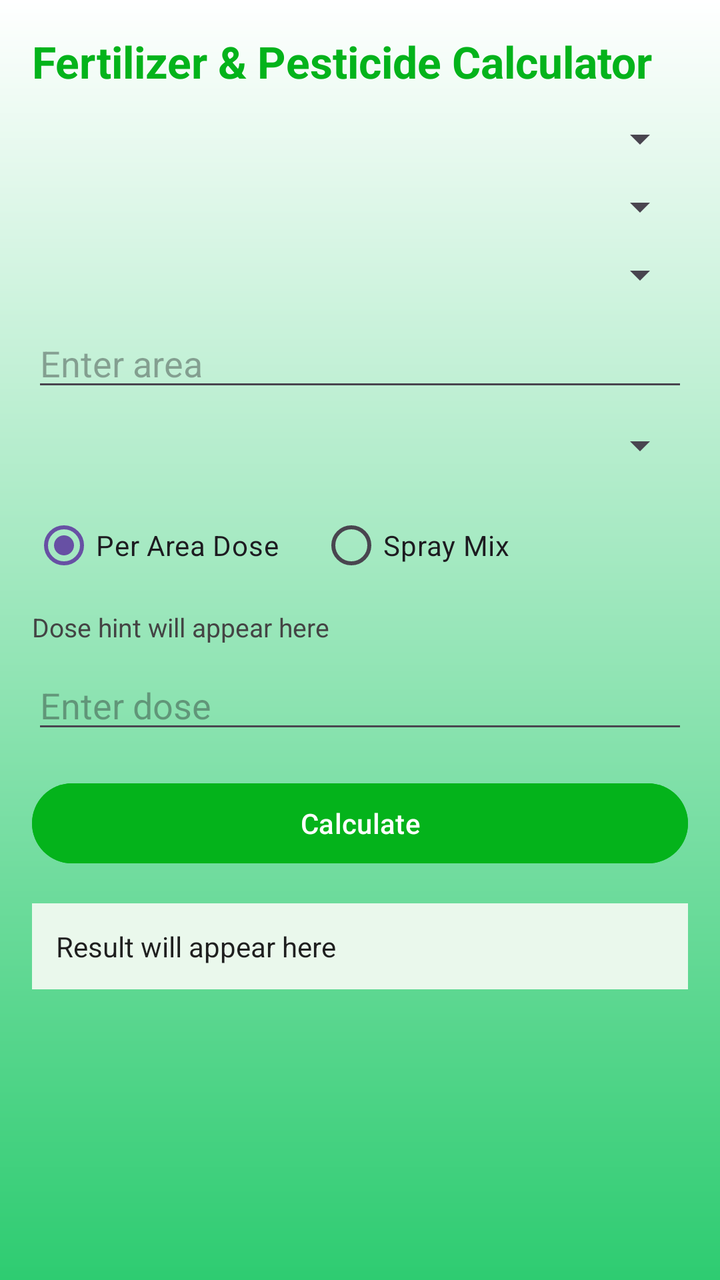
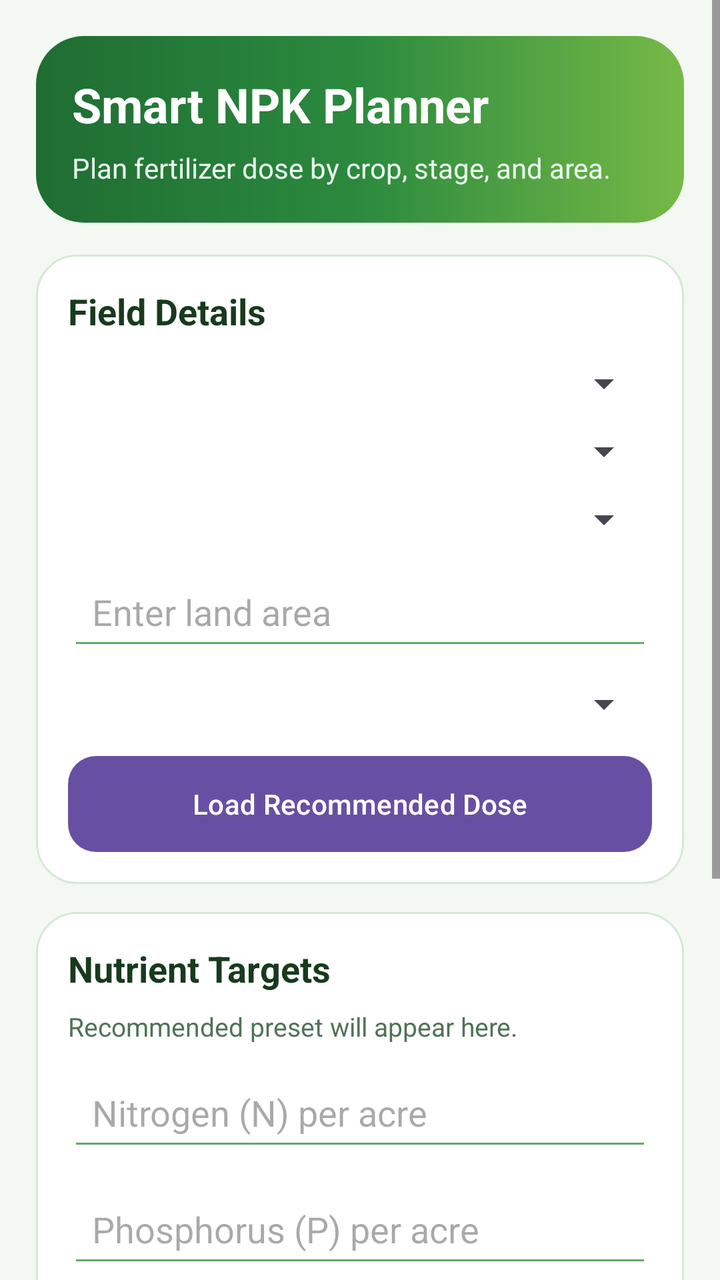

Before-and-after screenshots of an Android layout around one commit, followed by the original layout XML and the change that was made.
<!-- AndroidManifest.xml: application theme Theme.FFHR -->
<!-- res/layout/activity_fertilizer_calculator.xml -->
<?xml version="1.0" encoding="utf-8"?>
<ScrollView xmlns:android="http://schemas.android.com/apk/res/android"
    android:layout_width="match_parent"
    android:layout_height="match_parent"
    android:background="@drawable/login_bg_gradient"
    android:padding="16dp">

    <LinearLayout
        android:layout_width="match_parent"
        android:layout_height="wrap_content"
        android:orientation="vertical">

        <TextView
            android:id="@+id/tvTitle"
            android:layout_width="wrap_content"
            android:layout_height="wrap_content"
            android:layout_marginBottom="12dp"
            android:text="Fertilizer &amp; Pesticide Calculator"
            android:textColor="#04b31b"
            android:textSize="22sp"
            android:textStyle="bold" />

        <Spinner
            android:id="@+id/spCrop"
            android:layout_width="match_parent"
            android:layout_height="wrap_content"
            android:contentDescription="Crop selection" />

        <Spinner
            android:id="@+id/spCategory"
            android:layout_width="match_parent"
            android:layout_height="wrap_content"
            android:layout_marginTop="10dp"
            android:contentDescription="Category selection" />

        <Spinner
            android:id="@+id/spProduct"
            android:layout_width="match_parent"
            android:layout_height="wrap_content"
            android:layout_marginTop="10dp"
            android:contentDescription="Product selection" />

        <EditText
            android:id="@+id/etArea"
            android:layout_width="match_parent"
            android:layout_height="wrap_content"
            android:layout_marginTop="10dp"
            android:autofillHints="none"
            android:hint="Enter area"
            android:inputType="numberDecimal" />

        <Spinner
            android:id="@+id/spAreaUnit"
            android:layout_width="match_parent"
            android:layout_height="wrap_content"
            android:layout_marginTop="10dp"
            android:contentDescription="Area unit selection" />

        <RadioGroup
            android:id="@+id/rgMode"
            android:layout_width="match_parent"
            android:layout_height="wrap_content"
            android:layout_marginTop="14dp"
            android:orientation="horizontal">

            <RadioButton
                android:id="@+id/rbBroadcast"
                android:layout_width="wrap_content"
                android:layout_height="wrap_content"
                android:checked="true"
                android:text="Per Area Dose" />

            <RadioButton
                android:id="@+id/rbSpray"
                android:layout_width="wrap_content"
                android:layout_height="wrap_content"
                android:layout_marginStart="20dp"
                android:text="Spray Mix" />
        </RadioGroup>

        <TextView
            android:id="@+id/tvDoseHint"
            android:layout_width="match_parent"
            android:layout_height="wrap_content"
            android:layout_marginTop="8dp"
            android:text="Dose hint will appear here"
            android:textColor="#444444"
            android:textSize="13sp" />

        <EditText
            android:id="@+id/etDoseValue"
            android:layout_width="match_parent"
            android:layout_height="wrap_content"
            android:layout_marginTop="8dp"
            android:autofillHints="none"
            android:hint="Enter dose"
            android:inputType="numberDecimal" />

        <EditText
            android:id="@+id/etTankSize"
            android:layout_width="match_parent"
            android:layout_height="wrap_content"
            android:layout_marginTop="10dp"
            android:autofillHints="none"
            android:hint="Tank size (liters)"
            android:inputType="numberDecimal"
            android:visibility="gone" />

        <EditText
            android:id="@+id/etSprayVolumePerAcre"
            android:layout_width="match_parent"
            android:layout_height="wrap_content"
            android:layout_marginTop="10dp"
            android:autofillHints="none"
            android:hint="Spray volume per acre (liters)"
            android:inputType="numberDecimal"
            android:visibility="gone" />

        <Button
            android:id="@+id/btnCalculate"
            android:layout_width="match_parent"
            android:layout_height="wrap_content"
            android:layout_marginTop="16dp"
            android:backgroundTint="#04b31b"
            android:text="Calculate"
            android:textColor="#FFFFFF" />

        <TextView
            android:id="@+id/tvResult"
            android:layout_width="match_parent"
            android:layout_height="wrap_content"
            android:layout_marginTop="16dp"
            android:background="#EAF8EC"
            android:padding="12dp"
            android:text="Result will appear here"
            android:textColor="#1F1F1F"
            android:textSize="14sp" />

    </LinearLayout>
</ScrollView>
<!-- resources referenced by this layout -->
<resources>
  <!-- drawable login_bg_gradient (drawable) -->
  <?xml version="1.0" encoding="utf-8"?>
  <shape xmlns:android="http://schemas.android.com/apk/res/android">
      <gradient
          android:startColor="#FFFFFF"
          android:endColor="#2ECC71"
          android:angle="270"
          android:type="linear" />
  </shape>
  <style name="Theme.FFHR" parent="Base.Theme.FFHR" />
  <style name="Base.Theme.FFHR" parent="Theme.Material3.DayNight.NoActionBar">
          
          
      </style>
</resources>

<!-- the commit's change to res/layout/activity_fertilizer_calculator.xml (unified diff, before → after) -->
@@ -2,139 +2,195 @@
 <ScrollView xmlns:android="http://schemas.android.com/apk/res/android"
     android:layout_width="match_parent"
     android:layout_height="match_parent"
-    android:background="@drawable/login_bg_gradient"
-    android:padding="16dp">
+    android:background="#F4F8F2"
+    android:fillViewport="true">
 
     <LinearLayout
         android:layout_width="match_parent"
         android:layout_height="wrap_content"
-        android:orientation="vertical">
+        android:orientation="vertical"
+        android:padding="18dp">
 
-        <TextView
-            android:id="@+id/tvTitle"
-            android:layout_width="wrap_content"
-            android:layout_height="wrap_content"
-            android:layout_marginBottom="12dp"
-            android:text="Fertilizer &amp; Pesticide Calculator"
-            android:textColor="#04b31b"
-            android:textSize="22sp"
-            android:textStyle="bold" />
-
-        <Spinner
-            android:id="@+id/spCrop"
+        <LinearLayout
             android:layout_width="match_parent"
             android:layout_height="wrap_content"
-            android:contentDescription="Crop selection" />
+            android:background="@drawable/bg_calc_hero"
+            android:orientation="vertical"
+            android:padding="18dp">
 
-        <Spinner
-            android:id="@+id/spCategory"
+            <TextView
+                android:layout_width="wrap_content"
+                android:layout_height="wrap_content"
+                android:text="Smart NPK Planner"
+                android:textColor="#FFFFFF"
+                android:textSize="24sp"
+                android:textStyle="bold" />
+
+            <TextView
+                android:layout_width="wrap_content"
+                android:layout_height="wrap_content"
+                android:layout_marginTop="6dp"
+                android:text="Plan fertilizer dose by crop, stage, and area."
+                android:textColor="#EAF7EE"
+                android:textSize="14sp" />
+        </LinearLayout>
+
+        <LinearLayout
             android:layout_width="match_parent"
             android:layout_height="wrap_content"
-            android:layout_marginTop="10dp"
-            android:contentDescription="Category selection" />
+            android:layout_marginTop="16dp"
+            android:background="@drawable/bg_calc_card"
+            android:orientation="vertical"
+            android:padding="16dp">
 
-        <Spinner
-            android:id="@+id/spProduct"
-            android:layout_width="match_parent"
-            android:layout_height="wrap_content"
-            android:layout_marginTop="10dp"
-            android:contentDescription="Product selection" />
+            <TextView
+                android:layout_width="wrap_content"
+                android:layout_height="wrap_content"
+                android:text="Field Details"
+                android:textColor="#183A1D"
+                android:textSize="18sp"
+                android:textStyle="bold" />
 
-        <EditText
-            android:id="@+id/etArea"
-            android:layout_width="match_parent"
-            android:layout_height="wrap_content"
-            android:layout_marginTop="10dp"
-            android:autofillHints="none"
-            android:hint="Enter area"
-            android:inputType="numberDecimal" />
+            <Spinner
+                android:id="@+id/spCrop"
+                android:layout_width="match_parent"
+                android:layout_height="wrap_content"
+                android:layout_marginTop="12dp" />
 
-        <Spinner
-            android:id="@+id/spAreaUnit"
-            android:layout_width="match_parent"
-            android:layout_height="wrap_content"
-            android:layout_marginTop="10dp"
-            android:contentDescription="Area unit selection" />
+            <Spinner
+                android:id="@+id/spStage"
+                android:layout_width="match_parent"
+                android:layout_height="wrap_content"
+                android:layout_marginTop="10dp" />
+            <Spinner
+                android:id="@+id/spSoilQuality"
+                android:layout_width="match_parent"
+                android:layout_height="wrap_content"
+                android:layout_marginTop="10dp" />
 
-        <RadioGroup
-            android:id="@+id/rgMode"
+            <EditText
+                android:id="@+id/etArea"
+                android:layout_width="match_parent"
+                android:layout_height="wrap_content"
+                android:layout_marginTop="10dp"
+                android:autofillHints="none"
+                android:backgroundTint="#67A86B"
+                android:hint="Enter land area"
+                android:inputType="numberDecimal"
+                android:padding="12dp" />
+
+            <Spinner
+                android:id="@+id/spAreaUnit"
+                android:layout_width="match_parent"
+                android:layout_height="wrap_content"
+                android:layout_marginTop="10dp" />
+
+            <Button
+                android:id="@+id/btnLoadPreset"
+                android:layout_width="match_parent"
+                android:layout_height="wrap_content"
+                android:layout_marginTop="14dp"
+                android:background="@drawable/bg_calc_button"
+                android:text="Load Recommended Dose"
+                android:textAllCaps="false"
+                android:textColor="#FFFFFF" />
+        </LinearLayout>
+
+        <LinearLayout
             android:layout_width="match_parent"
             android:layout_height="wrap_content"
             android:layout_marginTop="14dp"
-            android:orientation="horizontal">
+            android:background="@drawable/bg_calc_card"
+            android:orientation="vertical"
+            android:padding="16dp">
 
-            <RadioButton
-                android:id="@+id/rbBroadcast"
+            <TextView
                 android:layout_width="wrap_content"
                 android:layout_height="wrap_content"
-                android:checked="true"
-                android:text="Per Area Dose" />
+                android:text="Nutrient Targets"
+                android:textColor="#183A1D"
+                android:textSize="18sp"
+                android:textStyle="bold" />
 
-            <RadioButton
-                android:id="@+id/rbSpray"
+            <TextView
+                android:id="@+id/tvPresetHint"
+                android:layout_width="match_parent"
+                android:layout_height="wrap_content"
+                android:layout_marginTop="8dp"
+                android:text="Recommended preset will appear here."
+                android:textColor="#507356"
+                android:textSize="13sp" />
+
+            <EditText
+                android:id="@+id/etNitrogen"
+                android:layout_width="match_parent"
+                android:layout_height="wrap_content"
+                android:layout_marginTop="10dp"
+                android:autofillHints="none"
+                android:backgroundTint="#67A86B"
+                android:hint="Nitrogen (N) per acre"
+                android:inputType="numberDecimal"
+                android:padding="12dp" />
+
+            <EditText
+                android:id="@+id/etPhosphorus"
+                android:layout_width="match_parent"
+                android:layout_height="wrap_content"
+                android:layout_marginTop="10dp"
+                android:autofillHints="none"
+                android:backgroundTint="#67A86B"
+                android:hint="Phosphorus (P) per acre"
+                android:inputType="numberDecimal"
+                android:padding="12dp" />
+
+            <EditText
+                android:id="@+id/etPotassium"
+                android:layout_width="match_parent"
+                android:layout_height="wrap_content"
+                android:layout_marginTop="10dp"
+                android:autofillHints="none"
+                android:backgroundTint="#67A86B"
+                android:hint="Potassium (K) per acre"
+                android:inputType="numberDecimal"
+                android:padding="12dp" />
+
+            <Button
+                android:id="@+id/btnCalculate"
+                android:layout_width="match_parent"
+                android:layout_height="wrap_content"
+                android:layout_marginTop="16dp"
+                android:background="@drawable/bg_calc_button"
+                android:text="Calculate Fertilizer Mix"
+                android:textAllCaps="false"
+                android:textColor="#FFFFFF" />
+        </LinearLayout>
+
+        <LinearLayout
+            android:layout_width="match_parent"
+            android:layout_height="wrap_content"
+            android:layout_marginTop="14dp"
+            android:layout_marginBottom="18dp"
+            android:background="@drawable/bg_calc_result"
+            android:orientation="vertical"
+            android:padding="16dp">
+
+            <TextView
                 android:layout_width="wrap_content"
                 android:layout_height="wrap_content"
-                android:layout_marginStart="20dp"
-                android:text="Spray Mix" />
-        </RadioGroup>
+                android:text="Recommendation"
+                android:textColor="#17351B"
+                android:textSize="18sp"
+                android:textStyle="bold" />
 
-        <TextView
-            android:id="@+id/tvDoseHint"
-            android:layout_width="match_parent"
-            android:layout_height="wrap_content"
-            android:layout_marginTop="8dp"
-            android:text="Dose hint will appear here"
-            android:textColor="#444444"
-            android:textSize="13sp" />
-
-        <EditText
-            android:id="@+id/etDoseValue"
-            android:layout_width="match_parent"
-            android:layout_height="wrap_content"
-            android:layout_marginTop="8dp"
-            android:autofillHints="none"
-            android:hint="Enter dose"
-            android:inputType="numberDecimal" />
-
-        <EditText
-            android:id="@+id/etTankSize"
-            android:layout_width="match_parent"
-            android:layout_height="wrap_content"
-            android:layout_marginTop="10dp"
-            android:autofillHints="none"
-            android:hint="Tank size (liters)"
-            android:inputType="numberDecimal"
-            android:visibility="gone" />
-
-        <EditText
-            android:id="@+id/etSprayVolumePerAcre"
-            android:layout_width="match_parent"
-            android:layout_height="wrap_content"
-            android:layout_marginTop="10dp"
-            android:autofillHints="none"
-            android:hint="Spray volume per acre (liters)"
-            android:inputType="numberDecimal"
-            android:visibility="gone" />
-
-        <Button
-            android:id="@+id/btnCalculate"
-            android:layout_width="match_parent"
-            android:layout_height="wrap_content"
-            android:layout_marginTop="16dp"
-            android:backgroundTint="#04b31b"
-            android:text="Calculate"
-            android:textColor="#FFFFFF" />
-
-        <TextView
-            android:id="@+id/tvResult"
-            android:layout_width="match_parent"
-            android:layout_height="wrap_content"
-            android:layout_marginTop="16dp"
-            android:background="#EAF8EC"
-            android:padding="12dp"
-            android:text="Result will appear here"
-            android:textColor="#1F1F1F"
-            android:textSize="14sp" />
-
+            <TextView
+                android:id="@+id/tvResult"
+                android:layout_width="match_parent"
+                android:layout_height="wrap_content"
+                android:layout_marginTop="10dp"
+                android:text="Choose crop and stage, then calculate to see the fertilizer plan."
+                android:textColor="#24492A"
+                android:textSize="14sp"
+                android:lineSpacingExtra="4dp" />
+        </LinearLayout>
     </LinearLayout>
 </ScrollView>
<!-- resource entries referenced after the edit -->
@@ -1,13 +1,44 @@
 <!-- resources referenced by this layout -->
 <resources>
-  <!-- drawable login_bg_gradient (drawable) -->
+  <!-- drawable bg_calc_button (drawable) -->
   <?xml version="1.0" encoding="utf-8"?>
   <shape xmlns:android="http://schemas.android.com/apk/res/android">
       <gradient
-          android:startColor="#FFFFFF"
-          android:endColor="#2ECC71"
-          android:angle="270"
-          android:type="linear" />
+          android:angle="0"
+          android:startColor="#1E7C35"
+          android:endColor="#3AA84D" />
+      <corners android:radius="14dp" />
+  </shape>
+  <!-- drawable bg_calc_card (drawable) -->
+  <?xml version="1.0" encoding="utf-8"?>
+  <shape xmlns:android="http://schemas.android.com/apk/res/android">
+      <solid android:color="#FFFFFF" />
+      <stroke
+          android:width="1dp"
+          android:color="#D6E9D5" />
+      <corners android:radius="20dp" />
+  </shape>
+  <!-- drawable bg_calc_hero (drawable) -->
+  <?xml version="1.0" encoding="utf-8"?>
+  <shape xmlns:android="http://schemas.android.com/apk/res/android">
+      <gradient
+          android:angle="0"
+          android:startColor="#1F6D32"
+          android:centerColor="#2B8A3E"
+          android:endColor="#76B947" />
+      <corners android:radius="24dp" />
+  </shape>
+  <!-- drawable bg_calc_result (drawable) -->
+  <?xml version="1.0" encoding="utf-8"?>
+  <shape xmlns:android="http://schemas.android.com/apk/res/android">
+      <gradient
+          android:angle="90"
+          android:startColor="#EFF9F0"
+          android:endColor="#DFF3E2" />
+      <stroke
+          android:width="1dp"
+          android:color="#B7D8BC" />
+      <corners android:radius="20dp" />
   </shape>
   <style name="Theme.FFHR" parent="Base.Theme.FFHR" />
   <style name="Base.Theme.FFHR" parent="Theme.Material3.DayNight.NoActionBar">
